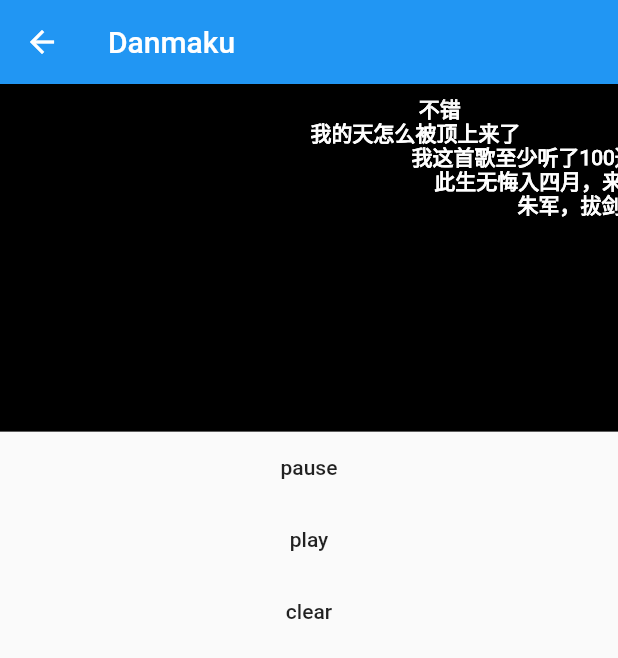
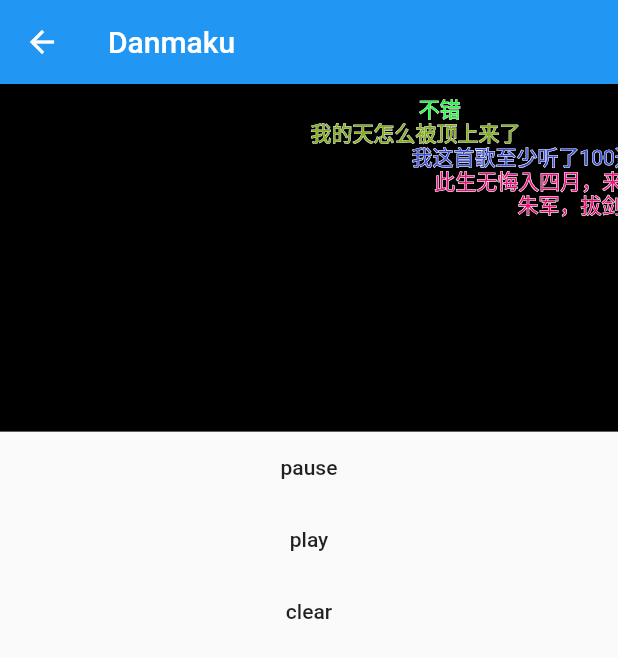
Before and after one commit to shmy/a_player, a Flutter app: the DanmakuPage screen opened directly, on a phone screen of 412 x 824 dp. Shown: the top 658 px of the screen. Run offline on Flutter 3.47's test engine with Material 2 defaults, Android fonts, the phone set to English and light mode, and no system bars; our stand-ins replace battery_plus, connectivity_plus, flutter_cache_manager, get, html_unescape, modal_bottom_sheet and 1 more; missing offline and left inert: debounce_throttle, dlna_dart, orientation, rpx, screen_brightness, volume_controller.

Commit message:
add danmaku

```diff
--- a/example/lib/danmaku_page.dart
+++ b/example/lib/danmaku_page.dart
@@ -7,25 +7,8 @@ import 'danmaku/src/flutter_danmaku_area.dart';
 import 'danmaku/src/flutter_danmaku_bullet.dart';
 import 'danmaku/src/flutter_danmaku_controller.dart';
 import 'data.dart';
+import 'example/video_player_constant.dart';
 
-class DanmakuItem {
-  final double duration;
-  final String content;
-  final Color color;
-  final FlutterDanmakuBulletType bulletType;
-
-  DanmakuItem({
-    required this.duration,
-    required this.content,
-    required this.color,
-    required this.bulletType,
-  });
-
-  @override
-  String toString() {
-    return 'DanmakuItem(duration: $duration, content: $content)';
-  }
-}
 
 class DanmakuPage extends StatefulWidget {
   const DanmakuPage({Key? key}) : super(key: key);
@@ -36,18 +19,16 @@ class DanmakuPage extends StatefulWidget {
 
 class _DanmakuPageState extends State<DanmakuPage>
     with SingleTickerProviderStateMixin {
+  Color fromHex(String hexString) {
+    final buffer = StringBuffer();
+    if (hexString.length == 6 || hexString.length == 7) buffer.write('ff');
+    buffer.write(hexString.replaceFirst('#', ''));
+    return Color(int.parse(buffer.toString(), radix: 16));
+  }
+
   FlutterDanmakuController flutterDanmakuController =
       FlutterDanmakuController();
-  final List<DanmakuItem> data =
-      (danmakuData['data'] as dynamic).map<DanmakuItem>((e) {
-    return DanmakuItem(
-        content: e[4],
-        duration: (e[0] * 1000).toDouble(),
-        color: Colors.white,
-        bulletType: e[1] == 0
-            ? FlutterDanmakuBulletType.scroll
-            : FlutterDanmakuBulletType.fixed);
-  }).toList();
+  late final List<DanmakuItem> data;
   Timer? timer;
   Ticker? ticker;
   double position = 0.0;
@@ -55,6 +36,15 @@ class _DanmakuPageState extends State<DanmakuPage>
 
   @override
   void initState() {
+    data = (danmakuData['data'] as dynamic).map<DanmakuItem>((e) {
+      return DanmakuItem(
+          content: e[4],
+          duration: (e[0] * 1000).toDouble(),
+          color: fromHex(e[3] as String),
+          bulletType: e[1] == 0
+              ? FlutterDanmakuBulletType.scroll
+              : FlutterDanmakuBulletType.fixed);
+    }).toList();
     data.sort((a, b) {
       return (a.duration - b.duration).toInt();
     });
--- a/example/lib/example/video_player.dart
+++ b/example/lib/example/video_player.dart
@@ -5,6 +5,8 @@ import 'package:connectivity_plus/connectivity_plus.dart';
 import 'package:flutter/material.dart';
 import 'package:get/get.dart';
 import 'package:rpx/rpx.dart';
+import '../danmaku/src/flutter_danmaku_area.dart';
+import 'danmaku_area.dart';
 import 'video_player_controller.dart';
 import 'video_player_progress.dart';
 import 'video_player_util.dart';
@@ -101,6 +103,7 @@ class VideoPlayer extends StatelessWidget {
                           ),
                         ),
                       ),
+                    Obx(() => DanmakuArea(controller: controller, position: controller.playerValue.position.inMilliseconds.toDouble(), isFullscreen: controller.isFullscreen.value,)),
                     _buildIndicator(),
                     _buildGestureDetector(),
                     _buildTop(),
--- /dev/null
+++ b/example/lib/example/video_player_constant.dart
@@ -0,0 +1,23 @@
+
+import 'package:flutter/material.dart';
+
+import '../danmaku/src/flutter_danmaku_bullet.dart';
+
+class DanmakuItem {
+  final double duration;
+  final String content;
+  final Color color;
+  final FlutterDanmakuBulletType bulletType;
+
+  DanmakuItem({
+    required this.duration,
+    required this.content,
+    required this.color,
+    required this.bulletType,
+  });
+
+  @override
+  String toString() {
+    return 'DanmakuItem(duration: $duration, content: $content)';
+  }
+}
--- a/example/lib/network_player_page.dart
+++ b/example/lib/network_player_page.dart
@@ -53,6 +53,10 @@ class _NetworkPlayerPageState extends State<NetworkPlayerPage> {
             //     'https://m3u8.taopianplay.com/taopian/54fdb532-e89b-4567-bc07-aa93a0c6a79b/a891bf2e-a823-4ae0-ac07-107cdf1703d8/45148/6d3af2a3-090b-486b-ac82-2c3fc6d21603/SD/playlist.m3u8',
             //     'taopianplay',
             //     ''),
+            VideoPlayerItem(
+                'https://tx.dogevideo.com/vcloud/17/v/20190424/1556036075_818c4125ec9c8cbc7a7a8a7cc1601512/1037/7d515b22c4958598c0fbd1e6290a5ca5.mp4?vkey=13E3F3&tkey=1658720598ce61682ba8&auth_key=1658734998-506M91UBgCGBwQBN-0-4660c1e3f15b980a69745ba76572d903',
+                '惊奇队长 预告片[mp4]',
+                ''),
             VideoPlayerItem(
                 'https://vfx.mtime.cn/Video/2019/02/04/mp4/190204084208765161.mp4',
                 '惊奇队长 预告片[mp4]',
```
Also changed, not shown: example/lib/example/danmaku_area.dart (added, +101 -0 lines), example/lib/example/player_ad_view.dart (deleted, +0 -101 lines), example/lib/example/video_player_controller.dart (+26 -2 lines).
